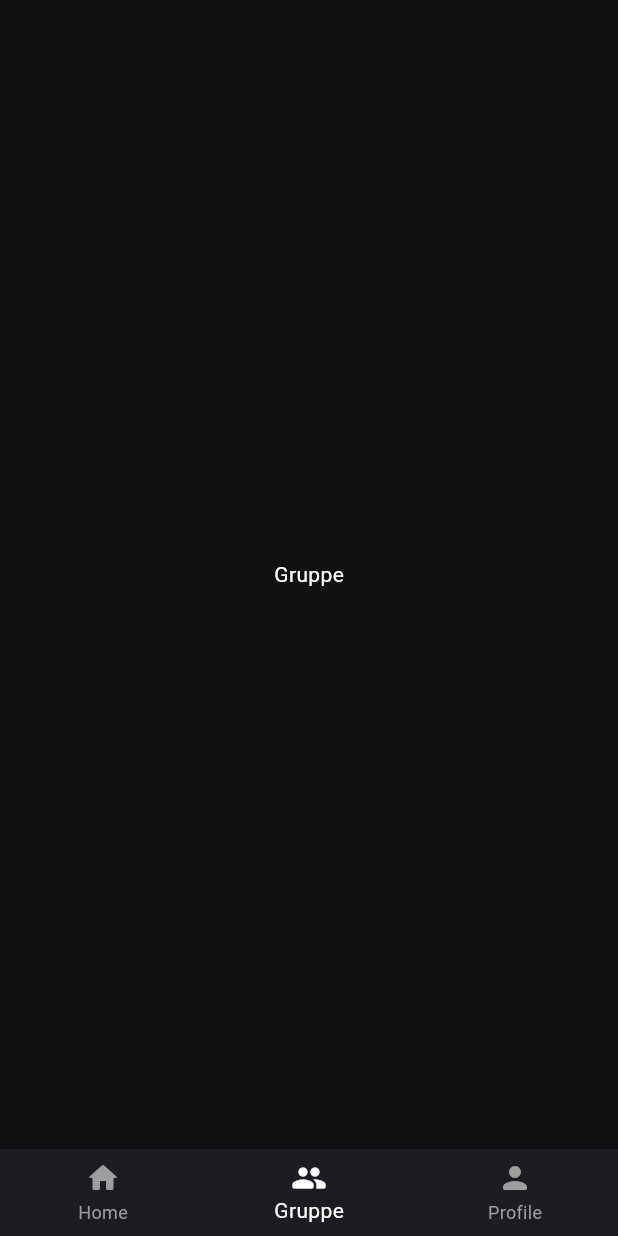
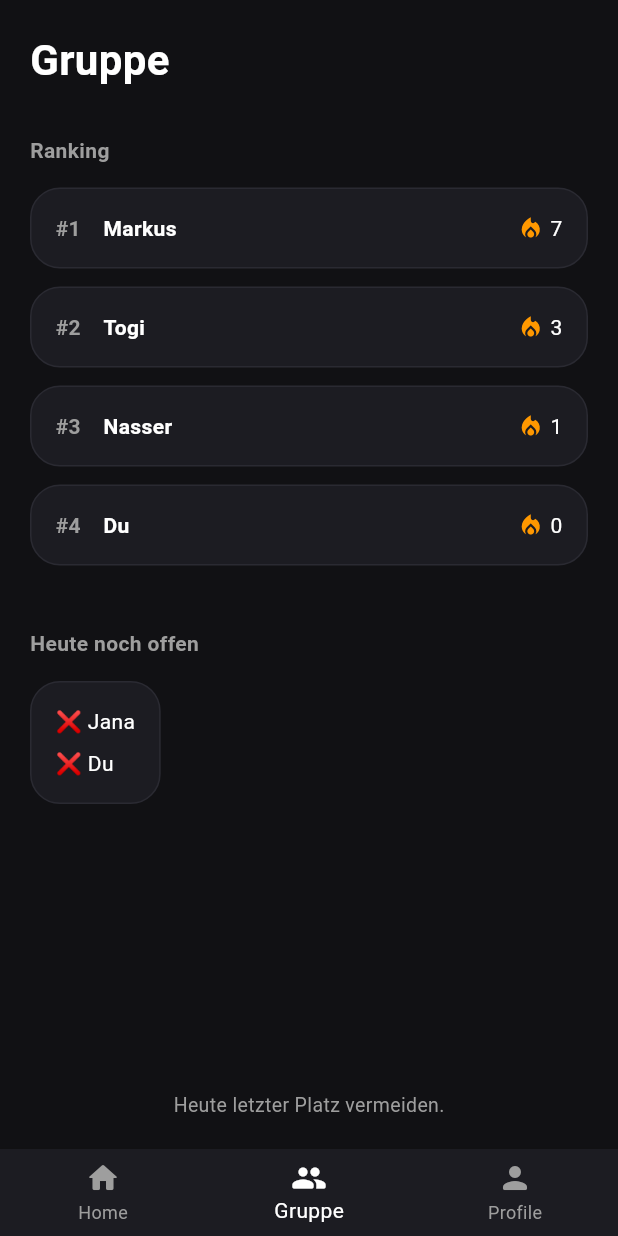
Before and after one commit to lmaoborghini1/gotogym, a Flutter app: the screen it shows after launch, item 2 of the bottom bar chosen, on a phone screen of 412 x 824 dp. Run offline on Flutter 3.47's test engine with Material 3 defaults, Android fonts, the phone set to English and light mode, and no system bars; our stand-ins replace camera, image_picker, shared_preferences.

Commit message:
added member images and ui updates

```diff
--- a/lib/dashboard_screen.dart
+++ b/lib/dashboard_screen.dart
@@ -12,10 +12,12 @@ enum TrainingStatus {
 
 class Member {
   final String name;
+  final String image;
   final int streak;
 
   Member({
     required this.name,
+    required this.image,
     required this.streak,
   });
 }
@@ -120,9 +122,7 @@ await _checkMissedWorkoutDays();
   Widget build(BuildContext context) {
     final screens = [
       _buildHome(),
-      const Center(
-        child: Text("Gruppe", style: TextStyle(color: Colors.white)),
-      ),
+      _buildGroup(),
       _buildProfile(),
     ];
 
@@ -153,12 +153,153 @@ await _checkMissedWorkoutDays();
 
   // ================= HOME =================
 
+Widget _buildGroup() {
+  List<Member> members = [
+    Member(name: "Markus", streak: 7, image: "assets/markus.jpg"),
+    Member(name: "Togi", streak: 3, image: "assets/togi.jpg"),
+    Member(name: "Nasser", streak: 1, image: "assets/nasser.jpg"),
+    Member(name: "Du", streak: _currentStreak, image: "assets/profile.jpg"),
+  ];
+
+  members.sort((a, b) => b.streak.compareTo(a.streak));
+
+  return SafeArea(
+    child: Padding(
+      padding: const EdgeInsets.all(20),
+      child: Column(
+        crossAxisAlignment: CrossAxisAlignment.start,
+        children: [
+
+          const Text(
+            "Gruppe",
+            style: TextStyle(
+              fontSize: 28,
+              fontWeight: FontWeight.bold,
+              color: Colors.white,
+            ),
+          ),
+
+          const SizedBox(height: 30),
+
+          const Text(
+            "Ranking",
+            style: TextStyle(
+              color: Colors.grey,
+              fontSize: 14,
+              fontWeight: FontWeight.w600,
+            ),
+          ),
+
+          const SizedBox(height: 15),
+
+          ...members.asMap().entries.map((entry) {
+            int index = entry.key;
+            Member member = entry.value;
+
+            return Container(
+              margin: const EdgeInsets.only(bottom: 12),
+              padding: const EdgeInsets.all(16),
+              decoration: _cardDecoration(),
+              child: Row(
+                children: [
+
+                  Text(
+                    "#${index + 1}",
+                    style: const TextStyle(
+                      color: Colors.grey,
+                      fontWeight: FontWeight.bold,
+                    ),
+                  ),
+
+                  const SizedBox(width: 15),
+
+                  Expanded(
+                    child: Text(
+                      member.name,
+                      style: const TextStyle(
+                        color: Colors.white,
+                        fontWeight: FontWeight.w600,
+                      ),
+                    ),
+                  ),
+
+                  const Icon(
+                    Icons.local_fire_department,
+                    color: Colors.orange,
+                    size: 18,
+                  ),
+
+                  const SizedBox(width: 4),
+
+                  Text(
+                    "${member.streak}",
+                    style: const TextStyle(
+                      color: Colors.white,
+                    ),
+                  ),
+                ],
+              ),
+            );
+          }).toList(),
+
+          const SizedBox(height: 30),
+
+          const Text(
+            "Heute noch offen",
+            style: TextStyle(
+              color: Colors.grey,
+              fontSize: 14,
+              fontWeight: FontWeight.w600,
+            ),
+          ),
+
+          const SizedBox(height: 15),
+
+          Container(
+            padding: const EdgeInsets.all(16),
+            decoration: _cardDecoration(),
+            child: const Column(
+              crossAxisAlignment: CrossAxisAlignment.start,
+              children: [
+
+                Text(
+                  "❌ Jana",
+                  style: TextStyle(color: Colors.white),
+                ),
+
+                SizedBox(height: 8),
+
+                Text(
+                  "❌ Du",
+                  style: TextStyle(color: Colors.white),
+                ),
+              ],
+            ),
+          ),
+
+          const Spacer(),
+
+          const Center(
+            child: Text(
+              "Heute letzter Platz vermeiden.",
+              style: TextStyle(
+                color: Colors.grey,
+                fontSize: 13,
+              ),
+            ),
+          ),
+        ],
+      ),
+    ),
+  );
+}
+
   Widget _buildHome() {
     List<Member> members = [
-      Member(name: "Alex", streak: 7),
-      Member(name: "Jana", streak: 3),
-      Member(name: "Tom", streak: 1),
-      Member(name: "Du", streak: _currentStreak),
+      Member(name: "Markus", streak: 7, image: "assets/markus.jpg"),
+    Member(name: "Togi", streak: 3, image: "assets/togi.jpg"),
+    Member(name: "Nasser", streak: 1, image: "assets/nasser.jpg"),
+    Member(name: "Du", streak: _currentStreak, image: "assets/profile.jpg"),
     ];
 
     members.sort((a, b) => b.streak.compareTo(a.streak));
@@ -219,9 +360,9 @@ await _checkMissedWorkoutDays();
   status = _workedOutToday
       ? TrainingStatus.completed
       : TrainingStatus.dueToday;
-              } else if (member.name == "Tom") {
+} else if (member.name == "Nasser") {
   status = TrainingStatus.upcoming;
-              } else if (member.name == "Jana") {
+} else if (member.name == "Togi") {
   status = TrainingStatus.dueToday;
 } else {
   status = TrainingStatus.completed;
@@ -232,6 +373,7 @@ await _checkMissedWorkoutDays();
                 status,
                 member.streak,
                 index + 1,
+                member.image,
               );
             }).toList(),
             const SizedBox(height: 30),
@@ -345,6 +487,7 @@ await _checkMissedWorkoutDays();
     TrainingStatus status,
     int streak,
     int rank,
+    String image,
   ) {
     String description;
     IconData icon;
@@ -387,9 +530,12 @@ await _checkMissedWorkoutDays();
 
           CircleAvatar(
             radius: 22,
-            backgroundImage: _profileImagePath != null
+            backgroundImage: name == "Du"
+    ? (_profileImagePath != null
         ? FileImage(File(_profileImagePath!))
-                : const AssetImage("assets/profile.jpg") as ImageProvider,
+        : const AssetImage("assets/profile.jpg")
+            as ImageProvider)
+    : AssetImage(image),
           ),
 
           const SizedBox(width: 12),
```
Also changed, not shown: assets/markusruehl.jpg (added), assets/nasser.jpg (added), assets/togi.jpg (added). Lines whose indentation alone changed are shown as unchanged.
